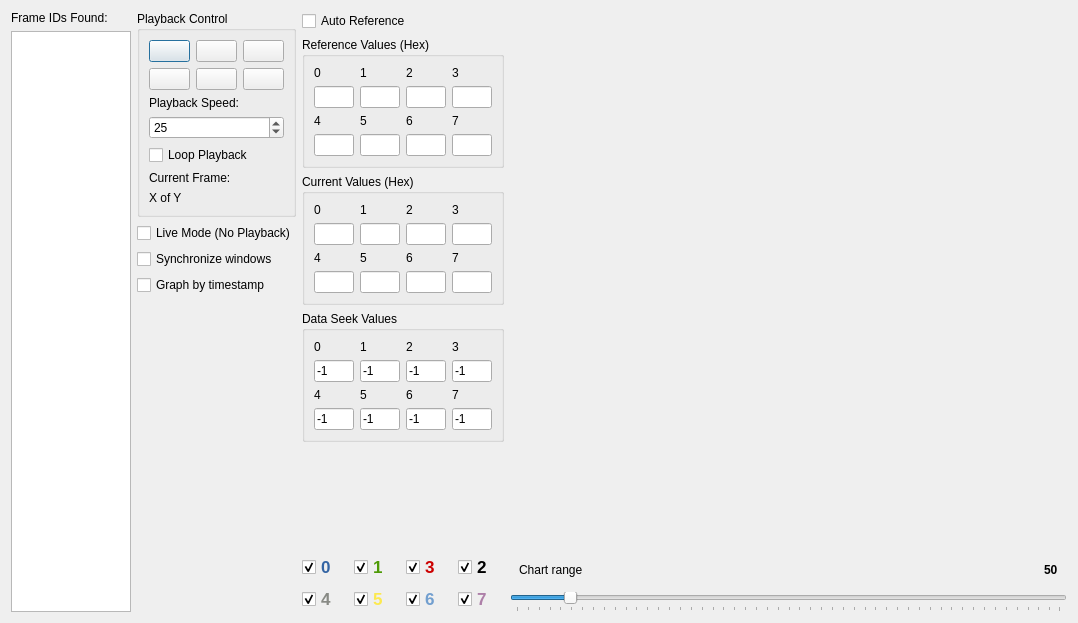
collin80/SavvyCAN, file ui/flowviewwindow.ui: the form before one commit.
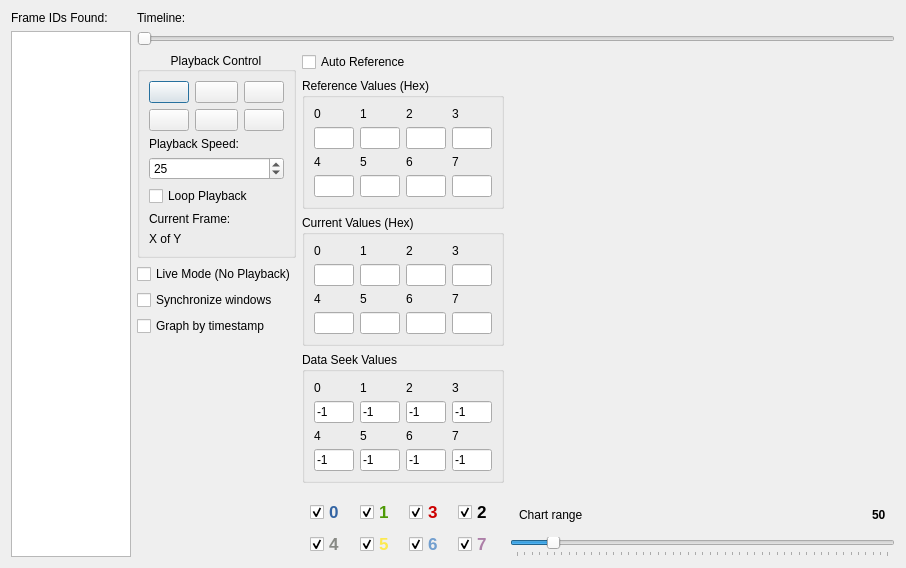
The form after the commit. Icons and pictures are not drawn. Custom widgets are drawn as their Qt base class.

Commit message: Add timeline slider to flow view

Diff of the .ui file:
```diff
--- a/ui/flowviewwindow.ui
+++ b/ui/flowviewwindow.ui
@@ -6,63 +6,66 @@
    <rect>
     <x>0</x>
     <y>0</y>
-    <width>1078</width>
-    <height>623</height>
+    <width>906</width>
+    <height>568</height>
    </rect>
   </property>
   <property name="windowTitle">
    <string>Flow View</string>
   </property>
-  <layout class="QHBoxLayout" name="horizontalLayout" stretch="1,1,0,200">
-   <item>
-    <layout class="QVBoxLayout" name="verticalLayout_2">
-     <item>
-      <layout class="QVBoxLayout" name="verticalLayout_6" stretch="1,1">
-       <item>
-        <widget class="QLabel" name="label">
-         <property name="sizePolicy">
-          <sizepolicy hsizetype="Fixed" vsizetype="Fixed">
-           <horstretch>0</horstretch>
-           <verstretch>0</verstretch>
-          </sizepolicy>
-         </property>
-         <property name="text">
-          <string>Frame IDs Found:</string>
+  <layout class="QGridLayout" name="gridLayout_2">
+   <property name="sizeConstraint">
+    <enum>QLayout::SetNoConstraint</enum>
+   </property>
+   <item row="1" column="1" colspan="3">
+    <widget class="QSlider" name="timelineSlider">
+     <property name="orientation">
+      <enum>Qt::Horizontal</enum>
          </property>
         </widget>
        </item>
-       <item>
-        <widget class="QListWidget" name="listFrameID">
-         <property name="sizePolicy">
-          <sizepolicy hsizetype="Fixed" vsizetype="Expanding">
-           <horstretch>0</horstretch>
-           <verstretch>0</verstretch>
-          </sizepolicy>
-         </property>
-         <property name="maximumSize">
-          <size>
-           <width>120</width>
-           <height>16777215</height>
-          </size>
-         </property>
-        </widget>
-       </item>
-      </layout>
-     </item>
-    </layout>
-   </item>
-   <item>
-    <layout class="QVBoxLayout" name="verticalLayout" stretch="0,0,0,0,0">
+   <item row="2" column="1">
+    <layout class="QVBoxLayout" name="verticalLayout" stretch="1,1,0,0,0">
      <item>
       <widget class="QGroupBox" name="groupBox_3">
+       <property name="sizePolicy">
+        <sizepolicy hsizetype="Fixed" vsizetype="Fixed">
+         <horstretch>0</horstretch>
+         <verstretch>0</verstretch>
+        </sizepolicy>
+       </property>
+       <property name="maximumSize">
+        <size>
+         <width>200</width>
+         <height>16777215</height>
+        </size>
+       </property>
        <property name="title">
         <string>Playback Control</string>
        </property>
+       <property name="alignment">
+        <set>Qt::AlignCenter</set>
+       </property>
+       <property name="flat">
+        <bool>false</bool>
+       </property>
        <layout class="QVBoxLayout" name="verticalLayout_7">
         <item>
          <layout class="QHBoxLayout" name="horizontalLayout_2">
           <item>
            <widget class="QPushButton" name="btnBackOne">
+            <property name="sizePolicy">
+             <sizepolicy hsizetype="Fixed" vsizetype="Fixed">
+              <horstretch>0</horstretch>
+              <verstretch>0</verstretch>
+             </sizepolicy>
+            </property>
+            <property name="maximumSize">
+             <size>
+              <width>40</width>
+              <height>16777215</height>
+             </size>
+            </property>
             <property name="text">
              <string/>
             </property>
@@ -74,6 +77,18 @@
           </item>
           <item>
            <widget class="QPushButton" name="btnStop">
+            <property name="sizePolicy">
+             <sizepolicy hsizetype="Fixed" vsizetype="Fixed">
+              <horstretch>0</horstretch>
+              <verstretch>0</verstretch>
+             </sizepolicy>
+            </property>
+            <property name="maximumSize">
+             <size>
+              <width>60</width>
+              <height>16777215</height>
+             </size>
+            </property>
             <property name="text">
              <string/>
             </property>
@@ -85,6 +100,18 @@
           </item>
           <item>
            <widget class="QPushButton" name="btnForwardOne">
+            <property name="sizePolicy">
+             <sizepolicy hsizetype="Fixed" vsizetype="Fixed">
+              <horstretch>0</horstretch>
+              <verstretch>0</verstretch>
+             </sizepolicy>
+            </property>
+            <property name="maximumSize">
+             <size>
+              <width>40</width>
+              <height>16777215</height>
+             </size>
+            </property>
             <property name="text">
              <string/>
             </property>
@@ -100,6 +127,18 @@
          <layout class="QHBoxLayout" name="horizontalLayout_3">
           <item>
            <widget class="QPushButton" name="btnReverse">
+            <property name="sizePolicy">
+             <sizepolicy hsizetype="Fixed" vsizetype="Fixed">
+              <horstretch>0</horstretch>
+              <verstretch>0</verstretch>
+             </sizepolicy>
+            </property>
+            <property name="maximumSize">
+             <size>
+              <width>40</width>
+              <height>16777215</height>
+             </size>
+            </property>
             <property name="text">
              <string/>
             </property>
@@ -111,6 +150,18 @@
           </item>
           <item>
            <widget class="QPushButton" name="btnPause">
+            <property name="sizePolicy">
+             <sizepolicy hsizetype="Fixed" vsizetype="Fixed">
+              <horstretch>0</horstretch>
+              <verstretch>0</verstretch>
+             </sizepolicy>
+            </property>
+            <property name="maximumSize">
+             <size>
+              <width>60</width>
+              <height>16777215</height>
+             </size>
+            </property>
             <property name="text">
              <string/>
             </property>
@@ -122,6 +173,18 @@
           </item>
           <item>
            <widget class="QPushButton" name="btnPlay">
+            <property name="sizePolicy">
+             <sizepolicy hsizetype="Fixed" vsizetype="Fixed">
+              <horstretch>0</horstretch>
+              <verstretch>0</verstretch>
+             </sizepolicy>
+            </property>
+            <property name="maximumSize">
+             <size>
+              <width>40</width>
+              <height>16777215</height>
+             </size>
+            </property>
             <property name="text">
              <string/>
             </property>
@@ -148,6 +211,18 @@
         </item>
         <item>
          <widget class="QSpinBox" name="spinPlayback">
+          <property name="sizePolicy">
+           <sizepolicy hsizetype="Fixed" vsizetype="Fixed">
+            <horstretch>0</horstretch>
+            <verstretch>0</verstretch>
+           </sizepolicy>
+          </property>
+          <property name="maximumSize">
+           <size>
+            <width>200</width>
+            <height>16777215</height>
+           </size>
+          </property>
           <property name="maximum">
            <number>5000</number>
           </property>
@@ -197,6 +272,12 @@
      </item>
      <item>
       <widget class="QCheckBox" name="cbLiveMode">
+       <property name="sizePolicy">
+        <sizepolicy hsizetype="Fixed" vsizetype="Fixed">
+         <horstretch>0</horstretch>
+         <verstretch>0</verstretch>
+        </sizepolicy>
+       </property>
        <property name="text">
         <string>Live Mode (No Playback)</string>
        </property>
@@ -217,6 +298,12 @@
      </item>
      <item>
       <widget class="QCheckBox" name="cbTimeGraph">
+       <property name="sizePolicy">
+        <sizepolicy hsizetype="Fixed" vsizetype="Fixed">
+         <horstretch>0</horstretch>
+         <verstretch>0</verstretch>
+        </sizepolicy>
+       </property>
        <property name="text">
         <string>Graph by timestamp</string>
        </property>
@@ -237,8 +324,8 @@
      </item>
     </layout>
    </item>
-   <item>
-    <layout class="QVBoxLayout" name="verticalLayout_4">
+   <item row="2" column="2">
+    <layout class="QVBoxLayout" name="verticalLayout_4" stretch="0,0,0,0,0,0">
      <item>
       <widget class="QCheckBox" name="cbAutoRef">
        <property name="text">
@@ -300,12 +387,6 @@
               <verstretch>0</verstretch>
              </sizepolicy>
             </property>
-            <property name="minimumSize">
-             <size>
-              <width>40</width>
-              <height>0</height>
-             </size>
-            </property>
             <property name="maximumSize">
              <size>
               <width>40</width>
@@ -328,12 +409,6 @@
               <verstretch>0</verstretch>
              </sizepolicy>
             </property>
-            <property name="minimumSize">
-             <size>
-              <width>40</width>
-              <height>0</height>
-             </size>
-            </property>
             <property name="maximumSize">
              <size>
               <width>40</width>
@@ -356,12 +431,6 @@
               <verstretch>0</verstretch>
              </sizepolicy>
             </property>
-            <property name="minimumSize">
-             <size>
-              <width>40</width>
-              <height>0</height>
-             </size>
-            </property>
             <property name="maximumSize">
              <size>
               <width>40</width>
@@ -384,12 +453,6 @@
               <verstretch>0</verstretch>
              </sizepolicy>
             </property>
-            <property name="minimumSize">
-             <size>
-              <width>40</width>
-              <height>0</height>
-             </size>
-            </property>
             <property name="maximumSize">
              <size>
               <width>40</width>
@@ -448,12 +511,6 @@
               <verstretch>0</verstretch>
              </sizepolicy>
             </property>
-            <property name="minimumSize">
-             <size>
-              <width>40</width>
-              <height>0</height>
-             </size>
-            </property>
             <property name="maximumSize">
              <size>
               <width>40</width>
@@ -470,12 +527,6 @@
               <verstretch>0</verstretch>
              </sizepolicy>
             </property>
-            <property name="minimumSize">
-             <size>
-              <width>40</width>
-              <height>0</height>
-             </size>
-            </property>
             <property name="maximumSize">
              <size>
               <width>40</width>
@@ -492,12 +543,6 @@
               <verstretch>0</verstretch>
              </sizepolicy>
             </property>
-            <property name="minimumSize">
-             <size>
-              <width>40</width>
-              <height>0</height>
-             </size>
-            </property>
             <property name="maximumSize">
              <size>
               <width>40</width>
@@ -514,12 +559,6 @@
               <verstretch>0</verstretch>
              </sizepolicy>
             </property>
-            <property name="minimumSize">
-             <size>
-              <width>40</width>
-              <height>0</height>
-             </size>
-            </property>
             <property name="maximumSize">
              <size>
               <width>40</width>
@@ -587,12 +626,6 @@
               <verstretch>0</verstretch>
              </sizepolicy>
             </property>
-            <property name="minimumSize">
-             <size>
-              <width>40</width>
-              <height>0</height>
-             </size>
-            </property>
             <property name="maximumSize">
              <size>
               <width>40</width>
@@ -609,12 +642,6 @@
               <verstretch>0</verstretch>
              </sizepolicy>
             </property>
-            <property name="minimumSize">
-             <size>
-              <width>40</width>
-              <height>0</height>
-             </size>
-            </property>
             <property name="maximumSize">
              <size>
               <width>40</width>
@@ -631,12 +658,6 @@
               <verstretch>0</verstretch>
              </sizepolicy>
             </property>
-            <property name="minimumSize">
-             <size>
-              <width>40</width>
-              <height>0</height>
-             </size>
-            </property>
             <property name="maximumSize">
              <size>
               <width>40</width>
@@ -653,12 +674,6 @@
               <verstretch>0</verstretch>
              </sizepolicy>
             </property>
-            <property name="minimumSize">
-             <size>
-              <width>40</width>
-              <height>0</height>
-             </size>
-            </property>
             <property name="maximumSize">
              <size>
               <width>40</width>
@@ -711,12 +726,6 @@
               <verstretch>0</verstretch>
              </sizepolicy>
             </property>
-            <property name="minimumSize">
-             <size>
-              <width>40</width>
-              <height>0</height>
-             </size>
-            </property>
             <property name="maximumSize">
              <size>
               <width>40</width>
@@ -733,12 +742,6 @@
               <verstretch>0</verstretch>
              </sizepolicy>
             </property>
-            <property name="minimumSize">
-             <size>
-              <width>40</width>
-              <height>0</height>
-             </size>
-            </property>
             <property name="maximumSize">
              <size>
               <width>40</width>
@@ -755,12 +758,6 @@
               <verstretch>0</verstretch>
              </sizepolicy>
             </property>
-            <property name="minimumSize">
-             <size>
-              <width>40</width>
-              <height>0</height>
-             </size>
-            </property>
             <property name="maximumSize">
              <size>
               <width>40</width>
@@ -777,12 +774,6 @@
               <verstretch>0</verstretch>
              </sizepolicy>
             </property>
-            <property name="minimumSize">
-             <size>
-              <width>40</width>
-              <height>0</height>
-             </size>
-            </property>
             <property name="maximumSize">
              <size>
               <width>40</width>
@@ -798,6 +789,12 @@
      </item>
      <item>
       <widget class="QGroupBox" name="groupBox_4">
+       <property name="sizePolicy">
+        <sizepolicy hsizetype="Fixed" vsizetype="Preferred">
+         <horstretch>0</horstretch>
+         <verstretch>0</verstretch>
+        </sizepolicy>
+       </property>
        <property name="title">
         <string>Data Seek Values</string>
        </property>
@@ -844,12 +841,6 @@
               <verstretch>0</verstretch>
              </sizepolicy>
             </property>
-            <property name="minimumSize">
-             <size>
-              <width>40</width>
-              <height>0</height>
-             </size>
-            </property>
             <property name="maximumSize">
              <size>
               <width>40</width>
@@ -1034,6 +1025,12 @@
       <layout class="QGridLayout" name="gridLayout">
        <item row="0" column="0">
         <widget class="QCheckBox" name="check_0">
+         <property name="sizePolicy">
+          <sizepolicy hsizetype="Fixed" vsizetype="Fixed">
+           <horstretch>0</horstretch>
+           <verstretch>0</verstretch>
+          </sizepolicy>
+         </property>
          <property name="palette">
           <palette>
            <active>
@@ -1088,6 +1085,12 @@
        </item>
        <item row="0" column="3">
         <widget class="QCheckBox" name="check_2">
+         <property name="sizePolicy">
+          <sizepolicy hsizetype="Fixed" vsizetype="Fixed">
+           <horstretch>0</horstretch>
+           <verstretch>0</verstretch>
+          </sizepolicy>
+         </property>
          <property name="palette">
           <palette>
            <active>
@@ -1142,6 +1145,12 @@
        </item>
        <item row="0" column="1">
         <widget class="QCheckBox" name="check_1">
+         <property name="sizePolicy">
+          <sizepolicy hsizetype="Fixed" vsizetype="Fixed">
+           <horstretch>0</horstretch>
+           <verstretch>0</verstretch>
+          </sizepolicy>
+         </property>
          <property name="palette">
           <palette>
            <active>
@@ -1196,6 +1205,12 @@
        </item>
        <item row="0" column="2">
         <widget class="QCheckBox" name="check_3">
+         <property name="sizePolicy">
+          <sizepolicy hsizetype="Fixed" vsizetype="Fixed">
+           <horstretch>0</horstretch>
+           <verstretch>0</verstretch>
+          </sizepolicy>
+         </property>
          <property name="palette">
           <palette>
            <active>
@@ -1250,6 +1265,12 @@
        </item>
        <item row="1" column="0">
         <widget class="QCheckBox" name="check_4">
+         <property name="sizePolicy">
+          <sizepolicy hsizetype="Fixed" vsizetype="Fixed">
+           <horstretch>0</horstretch>
+           <verstretch>0</verstretch>
+          </sizepolicy>
+         </property>
          <property name="palette">
           <palette>
            <active>
@@ -1304,6 +1325,12 @@
        </item>
        <item row="1" column="1">
         <widget class="QCheckBox" name="check_5">
+         <property name="sizePolicy">
+          <sizepolicy hsizetype="Fixed" vsizetype="Fixed">
+           <horstretch>0</horstretch>
+           <verstretch>0</verstretch>
+          </sizepolicy>
+         </property>
          <property name="palette">
           <palette>
            <active>
@@ -1358,6 +1385,12 @@
        </item>
        <item row="1" column="2">
         <widget class="QCheckBox" name="check_6">
+         <property name="sizePolicy">
+          <sizepolicy hsizetype="Fixed" vsizetype="Fixed">
+           <horstretch>0</horstretch>
+           <verstretch>0</verstretch>
+          </sizepolicy>
+         </property>
          <property name="palette">
           <palette>
            <active>
@@ -1412,6 +1445,12 @@
        </item>
        <item row="1" column="3">
         <widget class="QCheckBox" name="check_7">
+         <property name="sizePolicy">
+          <sizepolicy hsizetype="Fixed" vsizetype="Fixed">
+           <horstretch>0</horstretch>
+           <verstretch>0</verstretch>
+          </sizepolicy>
+         </property>
          <property name="palette">
           <palette>
            <active>
@@ -1468,10 +1507,11 @@
      </item>
     </layout>
    </item>
-   <item>
-    <layout class="QVBoxLayout" name="verticalLayout_3">
-     <item>
+   <item row="2" column="3">
       <layout class="QVBoxLayout" name="verticalLayout_5">
+     <property name="sizeConstraint">
+      <enum>QLayout::SetMaximumSize</enum>
+     </property>
        <item>
         <widget class="CANDataGrid" name="flowView" native="true"/>
        </item>
@@ -1554,6 +1594,44 @@
         </widget>
        </item>
       </layout>
+   </item>
+   <item row="0" column="1">
+    <widget class="QLabel" name="label_4">
+     <property name="text">
+      <string>Timeline:</string>
+     </property>
+    </widget>
+   </item>
+   <item row="0" column="0" rowspan="3">
+    <layout class="QVBoxLayout" name="verticalLayout_6" stretch="0,0">
+     <item>
+      <widget class="QLabel" name="label">
+       <property name="sizePolicy">
+        <sizepolicy hsizetype="Fixed" vsizetype="Fixed">
+         <horstretch>0</horstretch>
+         <verstretch>0</verstretch>
+        </sizepolicy>
+       </property>
+       <property name="text">
+        <string>Frame IDs Found:</string>
+       </property>
+      </widget>
+     </item>
+     <item>
+      <widget class="QListWidget" name="listFrameID">
+       <property name="sizePolicy">
+        <sizepolicy hsizetype="Fixed" vsizetype="Expanding">
+         <horstretch>0</horstretch>
+         <verstretch>0</verstretch>
+        </sizepolicy>
+       </property>
+       <property name="maximumSize">
+        <size>
+         <width>120</width>
+         <height>16777215</height>
+        </size>
+       </property>
+      </widget>
      </item>
     </layout>
    </item>
```
Lines whose indentation alone changed are shown as unchanged. The commit also changes 2 other files.
